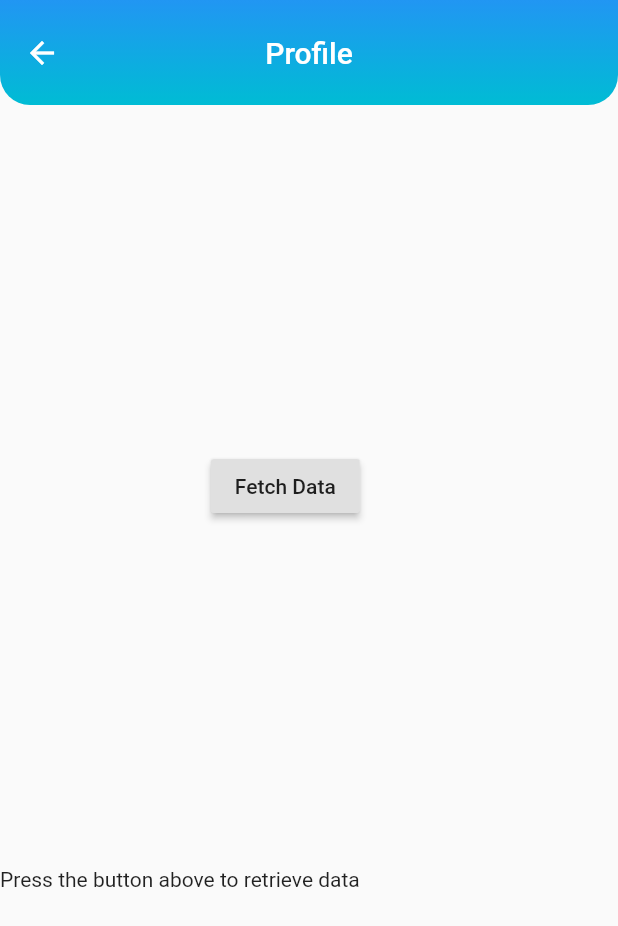
After one commit to kishorpandya2210/run_app, a Flutter app: the ProfileInfo screen opened by its route, after a tap on "Fetch Data", on a phone screen of 412 x 824 dp. The commit adds this screen. Shown: the top 926 px of the screen. Run offline on Flutter 3.47's test engine with Material 2 defaults, Android fonts, the phone set to English and light mode, and no system bars; missing offline and left inert: strava_flutter; network calls fail.

Commit message:
Created the profile info page

```diff
--- a/lib/connect_wallet.dart
+++ b/lib/connect_wallet.dart
@@ -4,8 +4,6 @@ import 'package:strava_flutter/strava.dart';
 import 'package:flutter/services.dart';
 
 class ConnectWallet extends StatefulWidget {
-  const ConnectWallet({Key key}) : super(key: key);
-
   @override
   _ConnectWalletState createState() => _ConnectWalletState();
 }
--- a/lib/leaderboard_page.dart
+++ b/lib/leaderboard_page.dart
@@ -92,6 +92,15 @@ class _LeaderBoardPageState extends State<LeaderBoardPage> {
               Navigator.pushReplacementNamed(context, '/connect-wallet');
             },
           ),
+          IconButton(
+            icon: Icon(Icons.info),
+            color: Colors.white,
+            iconSize: 25,
+            tooltip: 'Profile info',
+            onPressed: () {
+              Navigator.pushNamed(context, '/profile');
+            },
+          ),
         ],
         backgroundColor: Colors.transparent,
         elevation: 0.0,
--- a/lib/main.dart
+++ b/lib/main.dart
@@ -2,6 +2,7 @@ import 'package:flutter/material.dart';
 import 'package:run_app/connect_wallet.dart';
 import 'package:run_app/leaderboard_page.dart';
 import 'package:run_app/login_strava.dart';
+import 'package:run_app/profile_page.dart';
 import './home_page.dart';
 import 'mint_page.dart';
 
@@ -28,6 +29,7 @@ class MyApp extends StatelessWidget {
         '/leaderboard': (context) => LeaderBoardPage(),
         '/connect-wallet': (context) => ConnectWallet(),
         '/minting': (context) => MintPage(),
+        '/profile': (context) => ProfileInfo(),
       },
     );
   }
--- /dev/null
+++ b/lib/profile_page.dart
@@ -0,0 +1,97 @@
+import 'dart:convert';
+
+import 'package:flutter/material.dart';
+import 'package:flutter/services.dart';
+import 'package:run_app/secret.dart';
+import 'package:strava_flutter/strava.dart';
+import 'package:http/http.dart' as http;
+
+class ProfileInfo extends StatefulWidget {
+  @override
+  State<ProfileInfo> createState() => _ProfileInfoState();
+}
+
+class _ProfileInfoState extends State<ProfileInfo> {
+  final strava = Strava(true, secret);
+  var r;
+  var activities;
+
+  Future<void> fetchData() async {
+    // String accessToken = strava.getStoredToken().toString();
+    var localToken = await strava.getStoredToken();
+    String at = localToken.accessToken;
+    print(at);
+    final response = await http.post(
+      Uri.parse("https://delta-runft.herokuapp.com/api/strava/useractivity"),
+      headers: <String, String>{
+        'Content-Type': 'application/json; charset=UTF-8',
+      },
+      body: jsonEncode(<String, String>{"accessToken": at}),
+    );
+    final responseJson = jsonDecode(response.body) as Map;
+    print(responseJson);
+    setState(() {
+      r = responseJson;
+      // activities = responseJson['activities'] as Map;
+    });
+    print(r);
+    // final responseJson = jsonDecode(response.body);
+  }
+
+  @override
+  Widget build(BuildContext context) {
+    return Scaffold(
+      appBar: AppBar(
+        title: Text('Profile'),
+        // automaticallyImplyLeading: false,
+        backgroundColor: Colors.transparent,
+        elevation: 0.0,
+        toolbarHeight: 70,
+        centerTitle: true,
+        flexibleSpace: Container(
+          decoration: const BoxDecoration(
+            borderRadius: BorderRadius.only(
+              bottomLeft: Radius.circular(20),
+              bottomRight: Radius.circular(20),
+            ),
+            gradient: LinearGradient(
+                colors: [Colors.cyan, Colors.blue],
+                begin: Alignment.bottomCenter,
+                end: Alignment.topCenter),
+          ),
+        ),
+        systemOverlayStyle: SystemUiOverlayStyle.light,
+      ),
+      body: Column(
+        mainAxisAlignment: MainAxisAlignment.spaceEvenly,
+        crossAxisAlignment: CrossAxisAlignment.end,
+        children: [
+          RaisedButton(child: Text('Fetch Data'), onPressed: fetchData),
+          r == null
+              ? Text('Press the button above to retrieve data')
+              : Column(
+                  children: [
+                    Text('Firstname: ' + r['firstname'].toString()),
+                    Text('Lastname: ' + r['lastname'].toString()),
+                    Text('Weight: ' + r['weight'].toString()),
+                    Text('City: ' + r['city'].toString()),
+                    Text('State: ' + r['city'].toString()),
+                    Text('Country: ' + r['city'].toString()),
+                    Text('Gender: ' + r['city'].toString()),
+                    Row(
+                      children: [
+                        Text('Activities: '),
+                        Column(
+                          children: r['activities'].length == 0
+                              ? [Text('No activities')]
+                              : [Text('Activities')],
+                        )
+                      ],
+                    ),
+                  ],
+                )
+        ],
+      ),
+    );
+  }
+}
```
